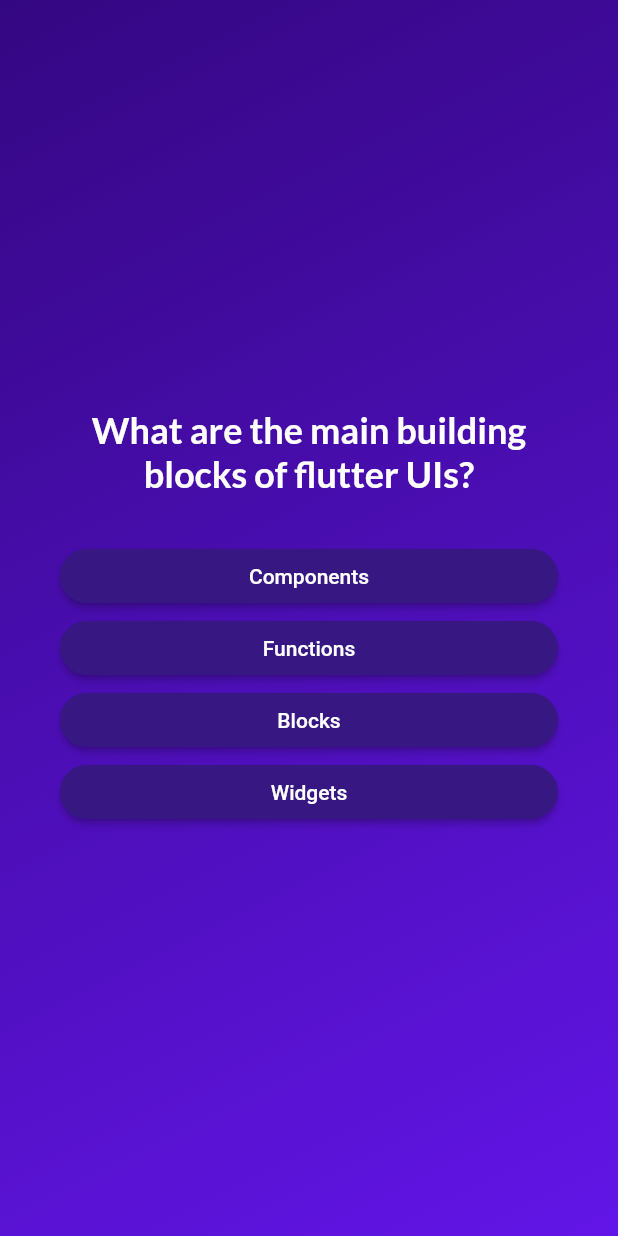
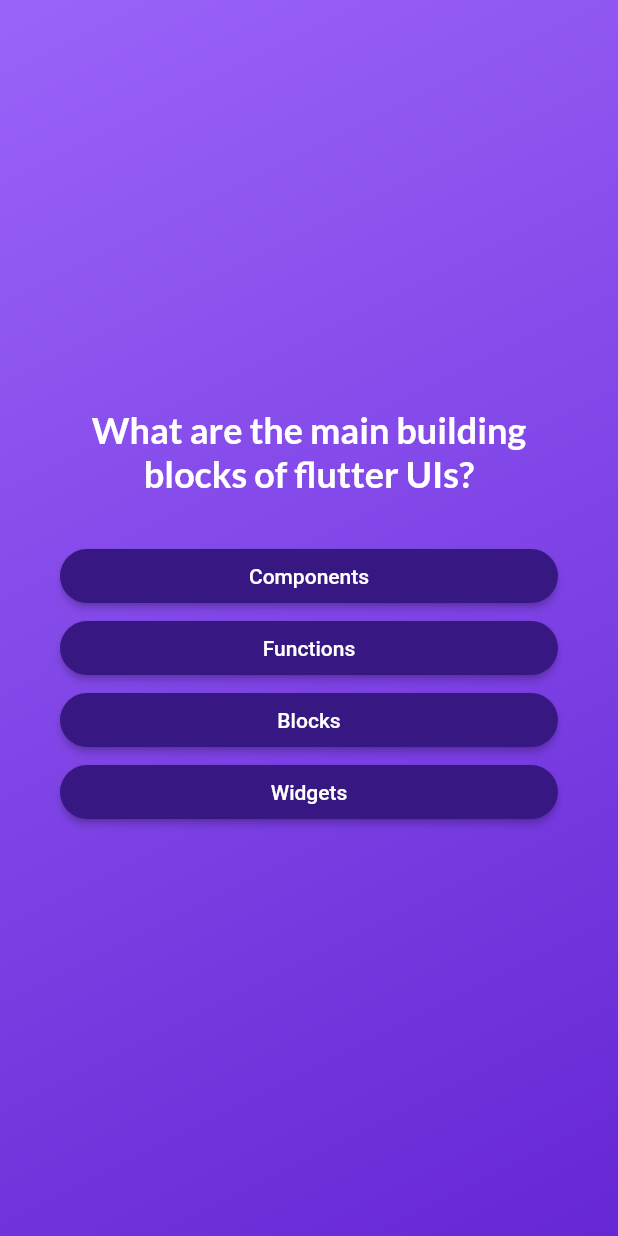
Before and after one commit to CarlosCoder-MX/flutter_quiz_app, a Flutter app: the screen it shows after launch, after a tap on "Start Quiz", on a phone screen of 412 x 824 dp. Run offline on Flutter 3.47's test engine with Material 2 defaults, Android fonts, the phone set to English and light mode, and no system bars; our stand-ins replace google_fonts.

```diff
--- a/lib/main.dart
+++ b/lib/main.dart
@@ -1,7 +1,26 @@
+// import 'package:flutter/material.dart';
+// import 'package:flutter_quiz_app/quiz.dart';
+
+
+// void main() {
+//   runApp(const Quiz());
+// }
+
 import 'package:flutter/material.dart';
 import 'package:flutter_quiz_app/quiz.dart';
 
+void main() {
+  runApp(const MyApp());
+}
 
-void main() {
-  runApp(const Quiz());
+class MyApp extends StatelessWidget {
+  const MyApp({Key? key}) : super(key: key);
+
+  @override
+  Widget build(BuildContext context) {
+    return const MaterialApp(
+      debugShowCheckedModeBanner: false, // Set this property to false
+      home: Quiz(),
+    );
+  }
 }
--- a/lib/questions_screen.dart
+++ b/lib/questions_screen.dart
@@ -18,7 +18,8 @@ class _QuestionsScreenState extends State<QuestionsScreen> {
   var currentQuestionIndex = 0;
 
   void answerQuestion(String selectedAnswer) {
-    widget.onSelectAnswer('...');
+    // widget.onSelectAnswer('...');
+    widget.onSelectAnswer(selectedAnswer);
     // currentQuestionIndex = currentQuestionIndex + 1;
     // currentQuestionIndex += 1;
     setState(() {
--- /dev/null
+++ b/lib/questions_summary/question_identifier.dart
@@ -0,0 +1 @@
+import 'package:flutter/material.dart';
--- a/lib/quiz.dart
+++ b/lib/quiz.dart
@@ -46,7 +46,7 @@ Widget build(BuildContext context) {
   } else if (activeScreen == 'questions-screen') {
     screenWidget = QuestionsScreen(onSelectAnswer: chooseAnswer);
   } else if (activeScreen == 'results-screen') {
-    screenWidget = const ResultsScreen();
+    screenWidget = ResultsScreen(chosenAnswers: selectedAnswers);
   } else {
     // Handle any other scenario if needed
     screenWidget = Container(); // Assign a default value
@@ -58,8 +58,8 @@ Widget build(BuildContext context) {
         decoration: const BoxDecoration(
           gradient: LinearGradient(
             colors: [
-              Color.fromARGB(255, 52, 7, 130),
-              Color.fromARGB(255, 98, 21, 231),
+              Color.fromARGB(255, 154, 99, 249),
+              Color.fromARGB(255, 102, 39, 212),
             ],
             begin: Alignment.topLeft,
             end: Alignment.bottomRight,
```
Also changed, not shown: lib/questions_summary/questions_summary.dart (added, +37 -0 lines), lib/results_screen.dart (+55 -9 lines).
